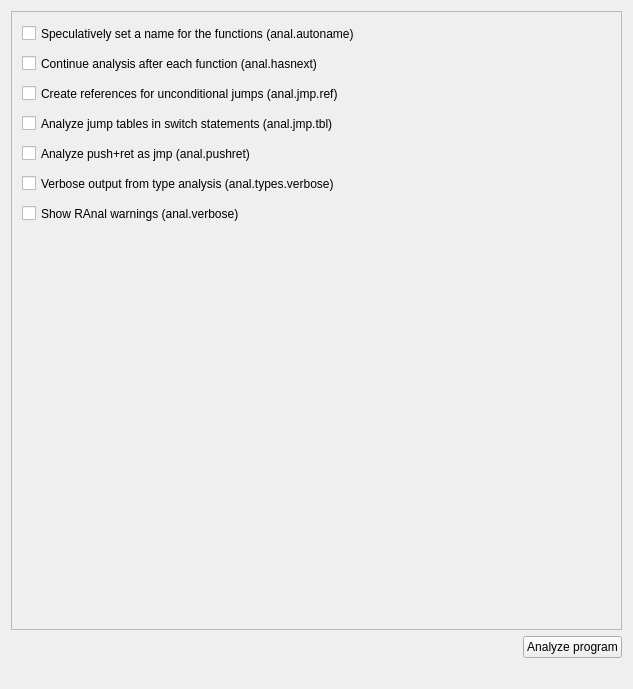
rizinorg/cutter, file src/dialogs/preferences/AnalOptionsWidget.ui: the form before one commit.
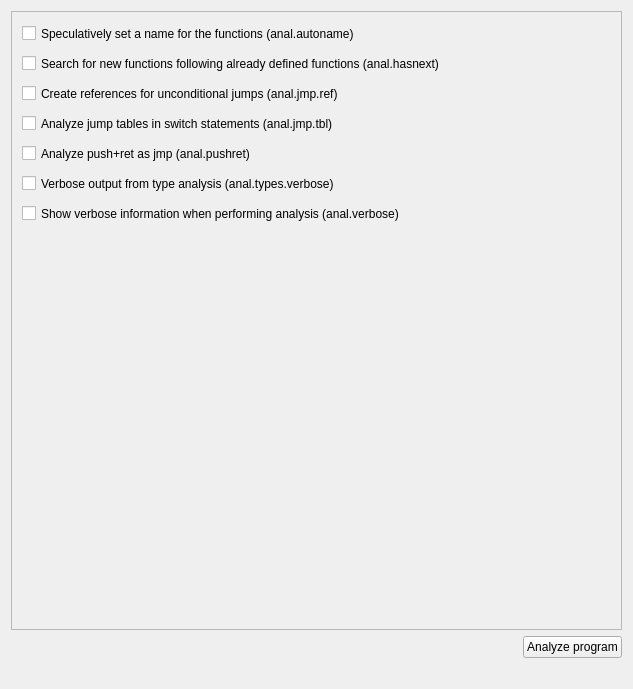
The form after the commit.

What changed in the file:
```diff
--- a/src/dialogs/preferences/AnalOptionsWidget.ui
+++ b/src/dialogs/preferences/AnalOptionsWidget.ui
@@ -52,7 +52,7 @@
           </rect>
          </property>
          <property name="text">
-          <string>Show RAnal warnings (anal.verbose)</string>
+          <string>Show verbose information when performing analysis (anal.verbose)</string>
          </property>
         </widget>
         <widget class="QCheckBox" name="pushRetCheckBox">
@@ -104,7 +104,7 @@
           </rect>
          </property>
          <property name="text">
-          <string>Continue analysis after each function (anal.hasnext)</string>
+          <string>Search for new functions following already defined functions (anal.hasnext)</string>
          </property>
         </widget>
         <widget class="QCheckBox" name="jmpRefCheckbox">
```
